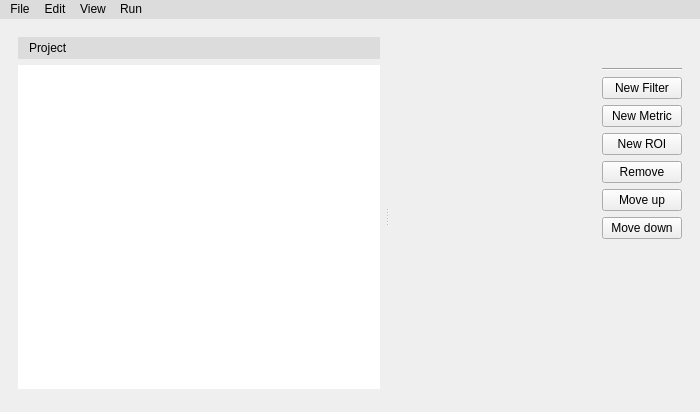
OSUDSL/pydre, file gui/ui_files/mainwindow.ui: the form before one commit.
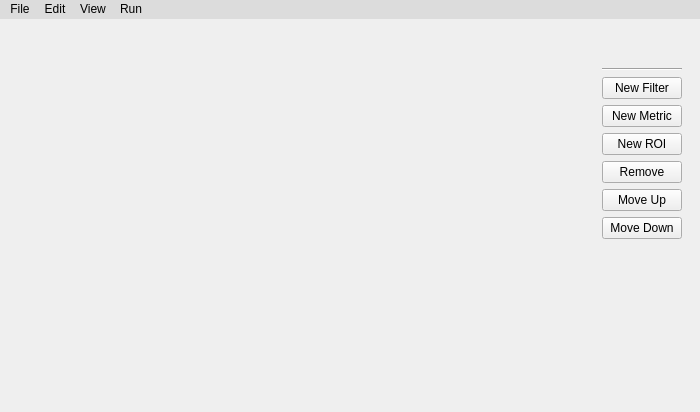
The form after the commit. Icons and pictures are not drawn.

Diff of the .ui file:
```diff
--- a/gui/ui_files/mainwindow.ui
+++ b/gui/ui_files/mainwindow.ui
@@ -205,53 +205,6 @@
            <property name="orientation">
             <enum>Qt::Horizontal</enum>
            </property>
-           <widget class="QWidget" name="layoutWidget">
-            <layout class="QVBoxLayout" name="verticalLayout_8">
-             <property name="rightMargin">
-              <number>5</number>
-             </property>
-             <property name="bottomMargin">
-              <number>5</number>
-             </property>
-             <item>
-              <widget class="QLabel" name="label_6">
-               <property name="styleSheet">
-                <string notr="true">background-color: rgb(220, 220, 220);
-padding-left: 8px;
-padding-right: 8px;
-padding-top: 4px;
-padding-bottom: 4px;
-font: 75 10pt &quot;Arial&quot;;</string>
-               </property>
-               <property name="text">
-                <string>Project</string>
-               </property>
-              </widget>
-             </item>
-             <item>
-              <widget class="QTreeWidget" name="treeWidget">
-               <property name="styleSheet">
-                <string notr="true">border: none;</string>
-               </property>
-               <property name="headerHidden">
-                <bool>true</bool>
-               </property>
-               <column>
-                <property name="text">
-                 <string notr="true">Project</string>
-                </property>
-                <property name="background">
-                 <color>
-                  <red>50</red>
-                  <green>60</green>
-                  <blue>60</blue>
-                 </color>
-                </property>
-               </column>
-              </widget>
-             </item>
-            </layout>
-           </widget>
            <widget class="QWidget" name="horizontalLayoutWidget">
             <layout class="QHBoxLayout" name="horizontalLayout_6">
              <property name="leftMargin">
@@ -340,14 +293,14 @@
                <item>
                 <widget class="QPushButton" name="move_up_btn">
                  <property name="text">
-                  <string>Move up</string>
+                  <string>Move Up</string>
                  </property>
                 </widget>
                </item>
                <item>
                 <widget class="QPushButton" name="move_down_btn">
                  <property name="text">
-                  <string>Move down</string>
+                  <string>Move Down</string>
                  </property>
                 </widget>
                </item>
```
Left out of the diff: 8 changed lines with no effect on the pictures.
